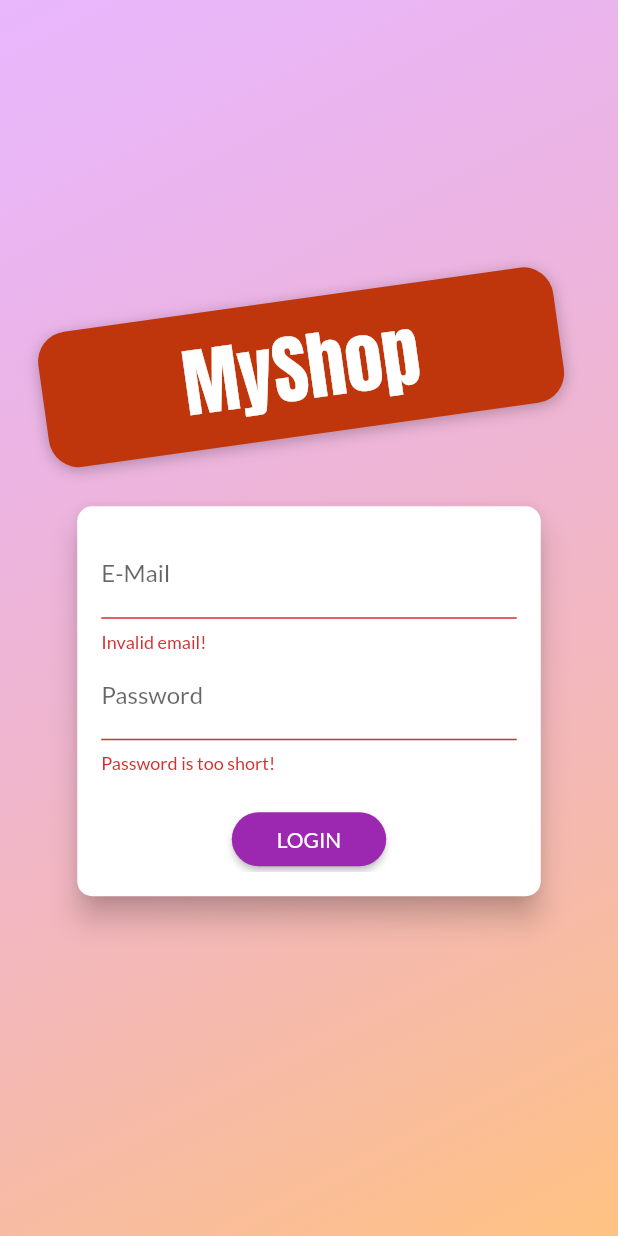
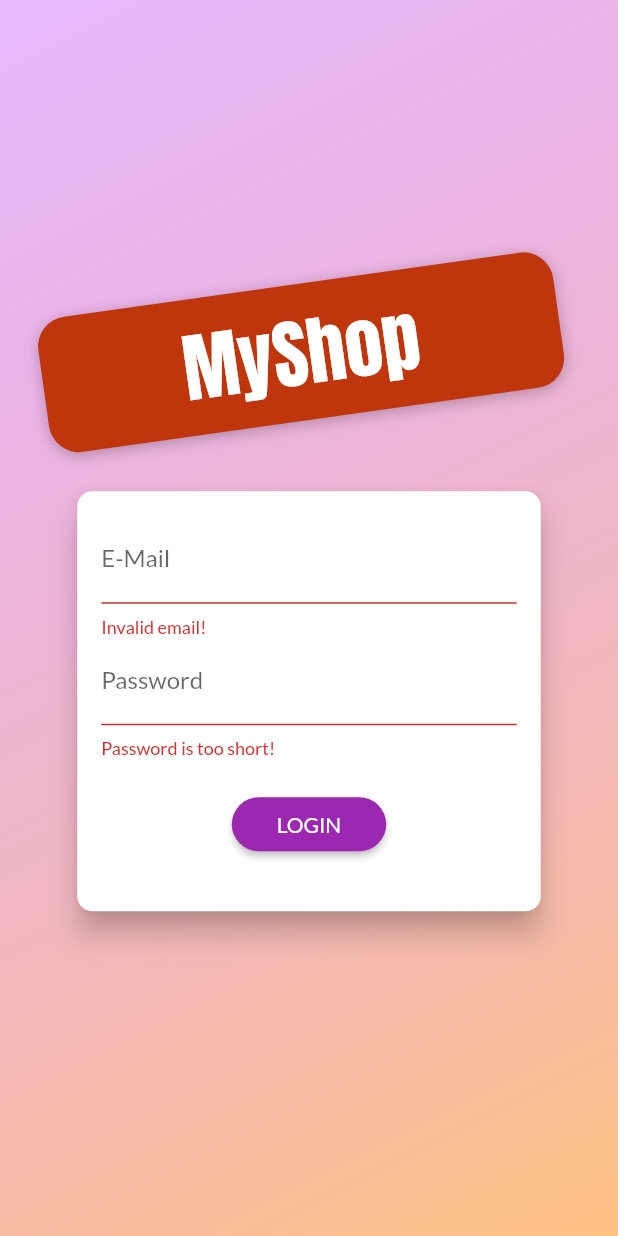
Before and after one commit to readytowork-org/flutter-shop, a Flutter app: the screen it shows after launch, after a tap on "LOGIN", on a phone screen of 412 x 824 dp. Run offline on Flutter 3.47's test engine with Material 2 defaults, Android fonts, the phone set to English and light mode, and no system bars; our stand-ins replace shared_preferences.

```diff
--- a/lib/screens/auth_screen.dart
+++ b/lib/screens/auth_screen.dart
@@ -103,7 +103,8 @@ class _AuthCardState extends State<AuthCard>
   final _passwordController = TextEditingController();
 
   late AnimationController _controller;
-  late Animation<Size> _heightAnimation;
+  late Animation<Offset> _slideAnimation;
+  late Animation<double> _opacityAnimation;
 
   @override
   void initState() {
@@ -113,15 +114,21 @@ class _AuthCardState extends State<AuthCard>
       vsync: this,
       duration: const Duration(milliseconds: 300),
     );
-    _heightAnimation = Tween<Size>(
+    _slideAnimation = Tween<Offset>(
       //has information what to animate
-      begin: const Size(double.infinity, 260),
-      end: const Size(double.infinity, 320),
+      begin: Offset(0, -1.5),
+      end: Offset(0,0),
     ).animate(
       //describes how to animate
       CurvedAnimation(
         parent: _controller,
         curve: Curves.linear,
+      ),
+    );
+    _opacityAnimation = Tween(begin: 0.0, end: 1.0).animate(
+      CurvedAnimation(
+        parent: _controller,
+        curve: Curves.easeIn,
       ),
     );
   }
@@ -215,9 +222,9 @@ class _AuthCardState extends State<AuthCard>
       child: AnimatedContainer(
         duration: Duration(milliseconds: 300),
         // height: _heightAnimation.value.height,
-        height: _authMode == AuthMode.Signup ? 320 : 260,
+        height: _authMode == AuthMode.Signup ? 340 : 280,
         constraints: BoxConstraints(
-          minHeight: _authMode == AuthMode.Signup ? 320 : 260,
+          minHeight: _authMode == AuthMode.Signup ? 340 : 280,
         ),
         width: deviceSize.width * 0.75,
         padding: const EdgeInsets.all(16.0),
@@ -252,11 +259,21 @@ class _AuthCardState extends State<AuthCard>
                     _authData['password'] = value!;
                   },
                 ),
-                if (_authMode == AuthMode.Signup)
-                  TextFormField(
+                  AnimatedContainer(
+                    constraints: BoxConstraints(
+                      minHeight: _authMode == AuthMode.Signup ? 60 : 0,
+                      maxHeight: _authMode == AuthMode.Signup ? 120 : 0,
+                    ),
+                    duration: Duration(milliseconds: 300),
+                    curve: Curves.easeIn,
+                    child: FadeTransition(
+                      opacity: _opacityAnimation,
+                      child: SlideTransition(
+                        position: _slideAnimation,
+                        child: TextFormField(
                           enabled: _authMode == AuthMode.Signup,
-                    decoration:
-                        const InputDecoration(labelText: 'Confirm Password'),
+                          decoration: const InputDecoration(
+                              labelText: 'Confirm Password'),
                           obscureText: true,
                           validator: _authMode == AuthMode.Signup
                               ? (value) {
@@ -265,6 +282,9 @@ class _AuthCardState extends State<AuthCard>
                                   }
                                 }
                               : null,
+                        ),
+                      ),
+                    ),
                   ),
                 const SizedBox(
                   height: 20,
```
Lines whose indentation alone changed are shown as unchanged.
